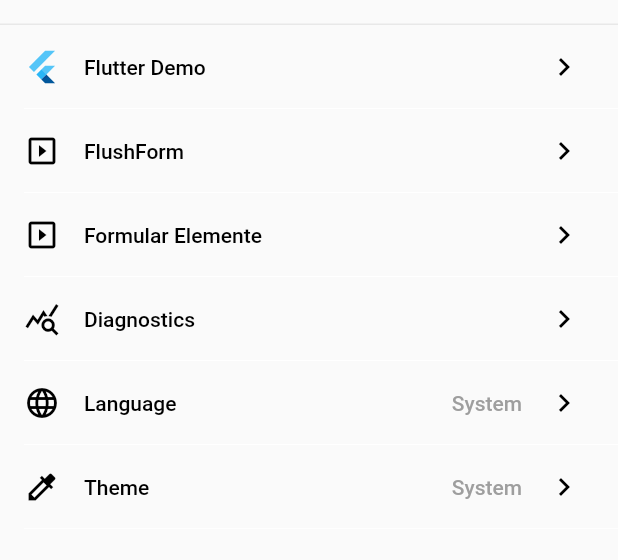
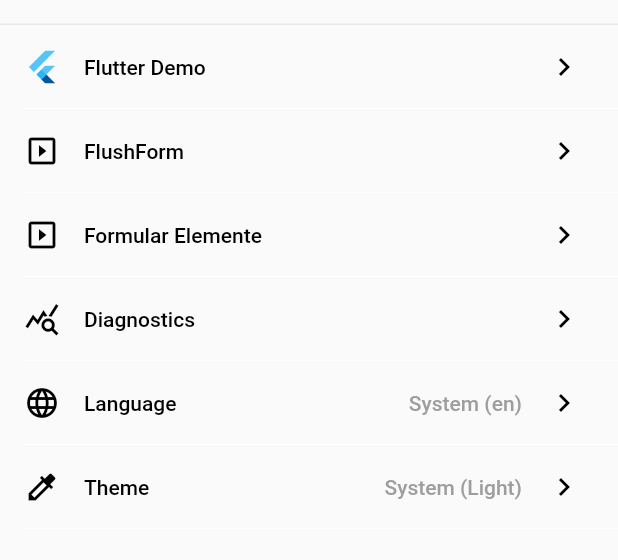
Before and after one commit to thomasrobkedev/flutter_pickliste_widgets, a Flutter app: the screen it shows after launch, on a phone screen of 412 x 824 dp, the part 59-619 px from its top. Run offline on Flutter 3.47's test engine with Material 2 defaults, Android fonts, the phone set to English and light mode, and no system bars; our stand-ins replace dio, equatable, flutter_bloc, get_it, go_router, package_info_plus and 1 more; missing offline and left inert: network_info_plus; generated files the repository leaves out were written again.

```diff
--- a/example/lib/app.dart
+++ b/example/lib/app.dart
@@ -5,6 +5,7 @@ import 'package:get_it/get_it.dart';
 import 'core/routing/router.dart';
 import 'core/theme/app_theme.dart';
 import 'core/utils/environment.dart';
+import 'core/utils/translations.dart';
 import 'dependency_injection.dart';
 
 class MyApp extends StatefulWidget {
@@ -26,11 +27,24 @@ class MyApp extends StatefulWidget {
 class _MyAppState extends State<MyApp> {
   Locale? _locale;
   Locale? get locale => _locale;
-  set locale(Locale? locale) => setState(() => _locale = locale);
+  setLocale(Locale? locale) {
+    setState(() => _locale = locale);
+    T().saveLocale(locale);
+  }
 
-  ThemeMode _themeMode = ThemeMode.system;
-  ThemeMode get themeMode => _themeMode;
-  set themeMode(ThemeMode themeMode) => setState(() => _themeMode = themeMode);
+  ThemeMode? _themeMode;
+  ThemeMode get themeMode => _themeMode ?? ThemeMode.system;
+  setThemeMode(ThemeMode themeMode) {
+    setState(() => _themeMode = themeMode);
+    AppTheme().saveMode(themeMode);
+  }
+
+  @override
+  void initState() {
+    T().getSavedLocale().then((locale) => setLocale(locale));
+    AppTheme().getSavedMode().then((themeMode) => setThemeMode(themeMode));
+    super.initState();
+  }
 
   @override
   Widget build(BuildContext context) {
@@ -40,7 +54,7 @@ class _MyAppState extends State<MyApp> {
       title: 'Pickliste Flutter Widgets',
       theme: appTheme.light,
       darkTheme: appTheme.dark,
-      themeMode: _themeMode,
+      themeMode: _themeMode ?? ThemeMode.system,
       routeInformationProvider: Routing.router.routeInformationProvider,
       routeInformationParser: Routing.router.routeInformationParser,
       routerDelegate: Routing.router.routerDelegate,
--- a/example/lib/features/home/presentation/view/page.dart
+++ b/example/lib/features/home/presentation/view/page.dart
@@ -1,3 +1,5 @@
+import 'dart:io';
+
 import 'package:flutter/material.dart';
 // import 'package:flutter_gen/gen_l10n/app_localizations.dart';
 import 'package:go_router/go_router.dart';
@@ -6,6 +8,7 @@ import '../../../../app.dart';
 import '../../../../core/enums/testkey.dart';
 import '../../../../core/extensions/list_divided.dart';
 import '../../../../core/extensions/string.dart';
+import '../../../../core/theme/app_theme.dart';
 import '../../../../core/utils/translations.dart';
 import '../../../flush/presentation/view/page.dart';
 import '../../../form/presentation/view/page.dart';
@@ -57,7 +60,10 @@ class HomePage extends StatelessWidget {
                 mainAxisAlignment: MainAxisAlignment.spaceBetween,
                 children: [
                   Text(T()().settings__language),
-                  Text(T().currentLanguage, style: const TextStyle(color: Colors.grey)),
+                  Text(
+                    T().currentLanguage + (T().currentLanguageCode == null ? ' (${Platform.localeName.substring(0, 2)})' : ''),
+                    style: const TextStyle(color: Colors.grey),
+                  ),
                 ],
               ),
               leading: const Icon(Icons.language),
@@ -70,7 +76,10 @@ class HomePage extends StatelessWidget {
                 mainAxisAlignment: MainAxisAlignment.spaceBetween,
                 children: [
                   const Text('Theme'),
-                  Text(MyApp.of(context).themeMode.name.ucFirst, style: const TextStyle(color: Colors.grey)),
+                  Text(
+                    MyApp.of(context).themeMode.name.ucFirst + (MyApp.of(context).themeMode == ThemeMode.system ? ' (${AppTheme().getBrightness(context)})' : ''),
+                    style: const TextStyle(color: Colors.grey),
+                  ),
                 ],
               ),
               leading: const Icon(Icons.colorize),
--- a/example/pubspec.yaml
+++ b/example/pubspec.yaml
@@ -23,6 +23,7 @@ dependencies:
   path_provider: ^2.0.11
   go_router: ^5.1.0
   get_it: ^7.2.0
+  shared_preferences: ^2.0.15
 
 dev_dependencies:
   integration_test:
```
Also changed, not shown: example/lib/core/routing/router.dart (+10 -3 lines), example/lib/core/theme/app_theme.dart (+21 -0 lines), example/lib/core/utils/translations.dart (+16 -1 lines), example/pubspec.lock, 1 other file.
